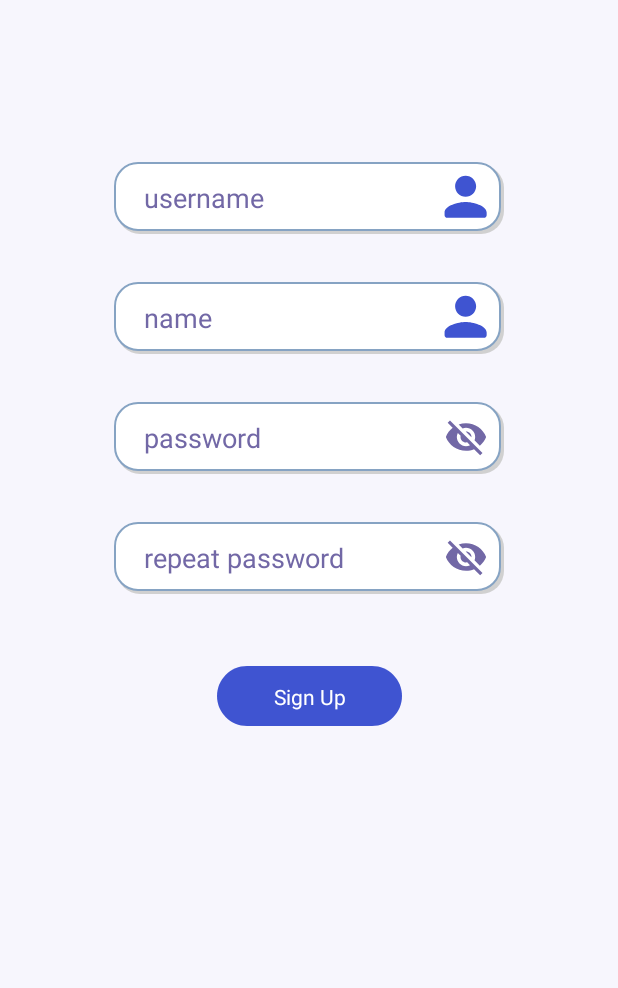
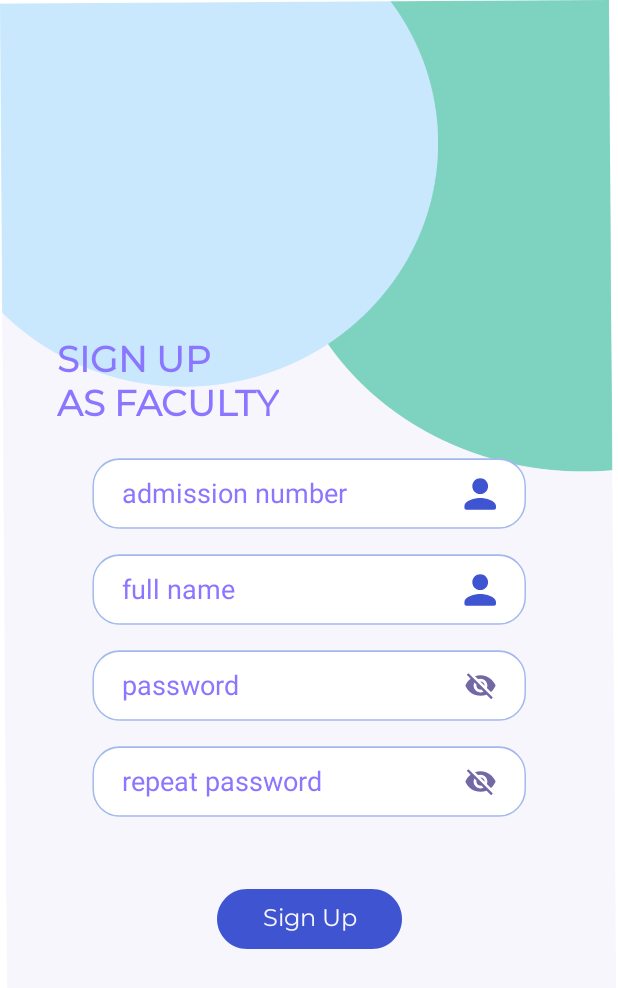
Before and after one commit to inQuery5187/inQuery2.0, an Android app: the f_signup screen opened directly, with no data from a screen before it, on a phone screen of 412 x 824 dp. Shown: the top 988 px of the screen. Run offline under Robolectric (Android 15) with nearby library versions, the phone set to English and light mode, and no system bars; our stand-ins replace Firebase (no records; nobody signed in at launch, a user with empty details on screens opened directly).

Commit message:
signup pages done

```diff
--- a/app/src/main/res/layout/activity_fsignup.xml
+++ b/app/src/main/res/layout/activity_fsignup.xml
@@ -4,46 +4,60 @@
     xmlns:tools="http://schemas.android.com/tools"
     android:layout_width="match_parent"
     android:layout_height="match_parent"
-    android:background="@color/background"
+    android:background="@drawable/background_signup"
     tools:context=".f_signup">
+
+    <TextView
+        android:id="@+id/signup_faculty"
+        android:layout_width="wrap_content"
+        android:layout_height="wrap_content"
+        android:layout_marginStart="38dp"
+        android:layout_marginTop="224dp"
+        android:fontFamily="@font/montserrat"
+        android:text="SIGN UP\nAS FACULTY"
+        android:textColor="@color/text"
+        android:textSize="24sp"
+        android:textStyle="bold"
+        app:layout_constraintStart_toStartOf="parent"
+        app:layout_constraintTop_toTopOf="parent" />
 
     <EditText
         android:id="@+id/name"
-        android:layout_width="260dp"
+        android:layout_width="290dp"
         android:layout_height="48dp"
-        android:layout_marginTop="108dp"
+        android:layout_marginTop="16dp"
+        android:background="@drawable/background_et"
         android:ems="10"
-        android:hint="@string/username_signup"
+        android:hint="admission number"
         android:importantForAutofill="no"
         android:inputType="textPersonName"
-        android:textColorHint="#7268A6"
-        android:textColor="#7268A6"
-        android:background="@drawable/background_et_rounded"
         android:paddingLeft="20dp"
         android:paddingRight="70dp"
+        android:textColor="@color/text"
+        android:textColorHint="@color/text"
         app:layout_constraintEnd_toEndOf="parent"
+        app:layout_constraintHorizontal_bias="0.504"
         app:layout_constraintStart_toStartOf="parent"
-        app:layout_constraintTop_toTopOf="parent"
+        app:layout_constraintTop_toBottomOf="@+id/signup_faculty"
         tools:ignore="TouchTargetSizeCheck" />
 
     <ImageView
         android:id="@+id/iconUsername"
-        android:layout_width="32dp"
-        android:layout_height="29dp"
+        android:layout_width="22dp"
+        android:layout_height="22dp"
+        app:layout_constraintHorizontal_bias="0.925"
         app:layout_constraintBottom_toBottomOf="@+id/name"
         app:layout_constraintEnd_toEndOf="@+id/name"
-        app:layout_constraintHorizontal_bias="0.96"
         app:layout_constraintStart_toStartOf="@+id/name"
         app:layout_constraintTop_toTopOf="@+id/name"
-        app:layout_constraintVertical_bias="0.421"
         app:srcCompat="@drawable/icon_profile" />
 
     <EditText
         android:id="@+id/cpwd"
-        android:layout_width="260dp"
+        android:layout_width="290dp"
         android:layout_height="48dp"
-        android:layout_marginTop="32dp"
-        android:background="@drawable/background_et_rounded"
+        android:layout_marginTop="16dp"
+        android:background="@drawable/background_et"
         android:drawablePadding="25dp"
         android:ems="10"
         android:hint="repeat password"
@@ -51,8 +65,8 @@
         android:inputType="textPassword"
         android:paddingLeft="20dp"
         android:paddingRight="70dp"
-        android:textColor="#7268A6"
-        android:textColorHint="#7268A6"
+        android:textColor="@color/text"
+        android:textColorHint="@color/text"
         app:layout_constraintEnd_toEndOf="parent"
         app:layout_constraintStart_toStartOf="parent"
         app:layout_constraintTop_toBottomOf="@+id/userPwd"
@@ -60,10 +74,10 @@
 
     <EditText
         android:id="@+id/userPwd"
-        android:layout_width="260dp"
+        android:layout_width="290dp"
         android:layout_height="48dp"
-        android:layout_marginTop="32dp"
-        android:background="@drawable/background_et_rounded"
+        android:layout_marginTop="16dp"
+        android:background="@drawable/background_et"
         android:drawablePadding="25dp"
         android:ems="10"
         android:hint="@string/password_signup"
@@ -71,8 +85,8 @@
         android:inputType="textPassword"
         android:paddingLeft="20dp"
         android:paddingRight="70dp"
-        android:textColor="#7268A6"
-        android:textColorHint="#7268A6"
+        android:textColor="@color/text"
+        android:textColorHint="@color/text"
         app:layout_constraintEnd_toEndOf="parent"
         app:layout_constraintStart_toStartOf="parent"
         app:layout_constraintTop_toBottomOf="@+id/epf_background"
@@ -80,39 +94,39 @@
 
     <ImageView
         android:id="@+id/icon_pwd"
-        android:layout_width="32dp"
-        android:layout_height="29dp"
+        android:layout_width="22dp"
+        android:layout_height="22dp"
+        app:layout_constraintHorizontal_bias="0.925"
         app:layout_constraintBottom_toBottomOf="@+id/userPwd"
         app:layout_constraintEnd_toEndOf="@+id/userPwd"
-        app:layout_constraintHorizontal_bias="0.96"
         app:layout_constraintStart_toStartOf="@+id/userPwd"
         app:layout_constraintTop_toTopOf="@+id/userPwd"
-        app:layout_constraintVertical_bias="0.473" />
+        android:src="@drawable/icon_visible"/>
     <ImageView
         android:id="@+id/cpwd_img"
-        android:layout_width="32dp"
-        android:layout_height="29dp"
+        android:layout_width="22dp"
+        android:layout_height="22dp"
+        app:layout_constraintHorizontal_bias="0.925"
         app:layout_constraintBottom_toBottomOf="@+id/cpwd"
         app:layout_constraintEnd_toEndOf="@+id/cpwd"
-        app:layout_constraintHorizontal_bias="0.96"
         app:layout_constraintStart_toStartOf="@+id/cpwd"
         app:layout_constraintTop_toTopOf="@+id/cpwd"
-        app:layout_constraintVertical_bias="0.473" />
+        android:src="@drawable/icon_visible"/>
 
     <EditText
         android:id="@+id/epf_background"
-        android:layout_width="260dp"
+        android:layout_width="290dp"
         android:layout_height="48dp"
-        android:layout_marginTop="32dp"
+        android:layout_marginTop="16dp"
+        android:background="@drawable/background_et"
         android:ems="10"
-        android:hint="@string/name"
+        android:hint="full name"
         android:importantForAutofill="no"
         android:inputType="textPersonName"
-        android:textColorHint="#7268A6"
-        android:textColor="#7268A6"
-        android:background="@drawable/background_et_rounded"
         android:paddingLeft="20dp"
         android:paddingRight="70dp"
+        android:textColor="@color/text"
+        android:textColorHint="@color/text"
         app:layout_constraintEnd_toEndOf="parent"
         app:layout_constraintStart_toStartOf="parent"
         app:layout_constraintTop_toBottomOf="@+id/name"
@@ -120,14 +134,13 @@
 
     <ImageView
         android:id="@+id/iconName"
-        android:layout_width="32dp"
-        android:layout_height="29dp"
+        android:layout_width="22dp"
+        android:layout_height="22dp"
+        app:layout_constraintHorizontal_bias="0.925"
         app:layout_constraintBottom_toBottomOf="@+id/epf_background"
         app:layout_constraintEnd_toEndOf="@+id/epf_background"
-        app:layout_constraintHorizontal_bias="0.96"
         app:layout_constraintStart_toStartOf="@+id/epf_background"
         app:layout_constraintTop_toTopOf="@+id/epf_background"
-        app:layout_constraintVertical_bias="0.421"
         app:srcCompat="@drawable/icon_profile" />
 
     <ImageView
@@ -136,7 +149,6 @@
         android:layout_height="wrap_content"
         android:layout_marginTop="48dp"
         app:layout_constraintEnd_toEndOf="parent"
-        app:layout_constraintHorizontal_bias="0.5"
         app:layout_constraintStart_toStartOf="parent"
         app:layout_constraintTop_toBottomOf="@+id/cpwd"
         app:srcCompat="@drawable/button_medium" />
@@ -146,9 +158,12 @@
         android:layout_width="wrap_content"
         android:layout_height="wrap_content"
         android:text="Sign Up"
-        android:textColor="#FFFFFF"
+        android:textSize="16dp"
+        android:fontFamily="@font/montserrat"
+        android:textColor="@color/background"
         app:layout_constraintBottom_toBottomOf="@+id/signUp"
         app:layout_constraintEnd_toEndOf="@+id/signUp"
         app:layout_constraintStart_toStartOf="@+id/signUp"
         app:layout_constraintTop_toTopOf="@+id/signUp" />
+
 </androidx.constraintlayout.widget.ConstraintLayout>
```
Also changed, not shown: app/src/main/res/layout/activity_flogin.xml (+65 -61 lines), app/src/main/res/layout/activity_slogin.xml (+4 -6 lines), app/src/main/res/layout/activity_ssignup.xml (+56 -42 lines), app/src/main/res/drawable/background_signup.png (added).
